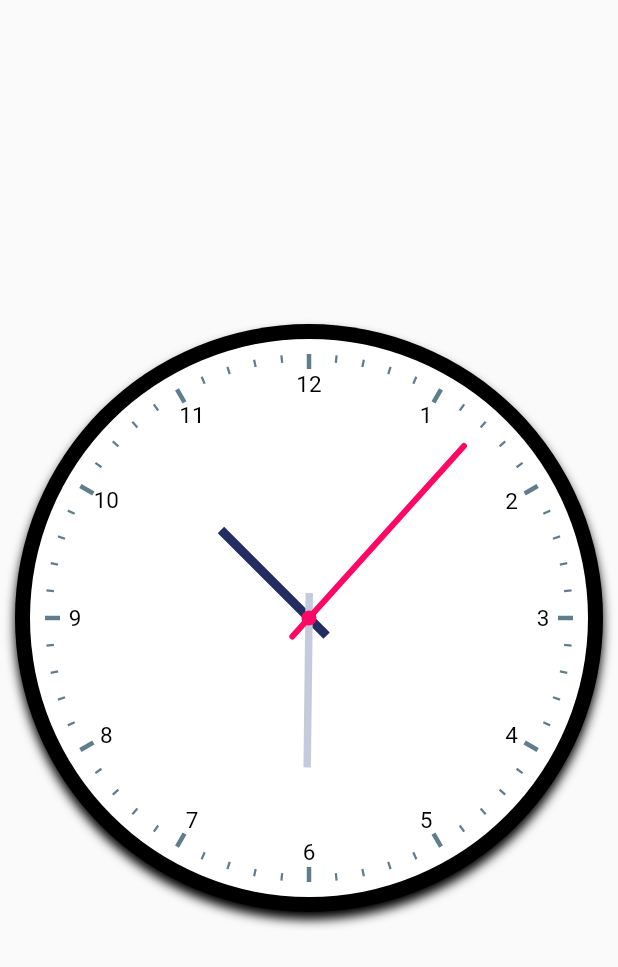
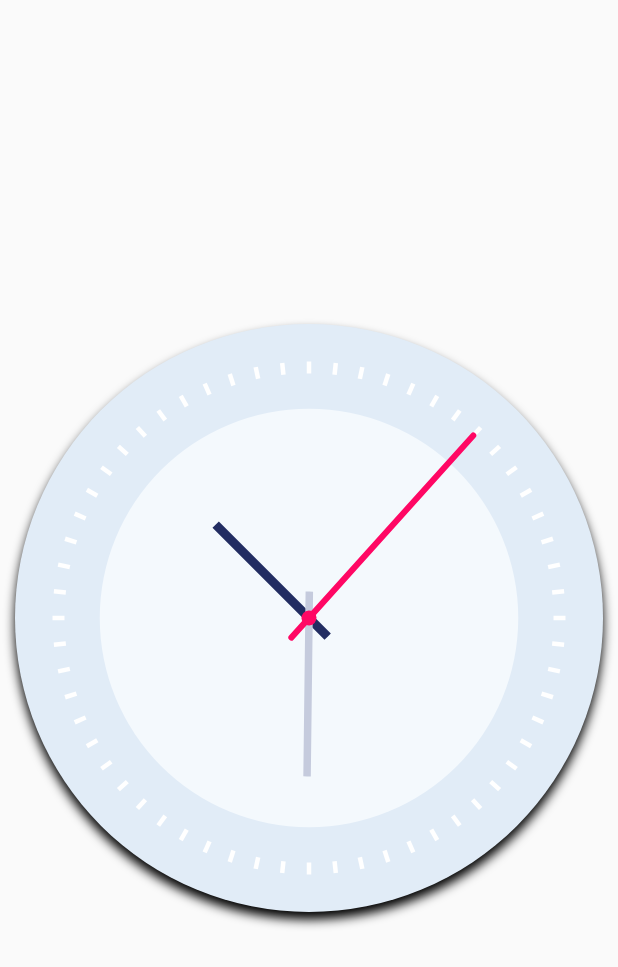
Before and after one commit to ajvelo/My-Alarm, a Flutter app: the screen it shows after launch, on a phone screen of 412 x 824 dp. Shown: the top 967 px of the screen. Run offline on Flutter 3.47's test engine with Material 2 defaults, Android fonts, the phone set to English and light mode, and no system bars.

Commit message:
Change UI of outer clock

```diff
--- a/my_alarm/lib/clock.dart
+++ b/my_alarm/lib/clock.dart
@@ -3,6 +3,9 @@ import 'dart:async';
 import 'package:my_alarm/clock_text.dart';
 import 'package:flutter/material.dart';
 import 'package:my_alarm/clock_face.dart';
+
+import 'clock_dial_painter.dart';
+import 'clock_hands.dart';
 
 typedef TimeProducer = DateTime Function();
 
@@ -13,7 +16,7 @@ class Clock extends StatefulWidget {
   final TimeProducer getCurrentTime;
   final Duration updateDuration;
 
-  Clock({this.circleColor = Colors.black,
+  Clock({this.circleColor = const Color(0xfffe1ecf7),
          this.clockText = ClockText.arabic,
          this.getCurrentTime = getSystemTime,
          this.updateDuration = const Duration(seconds: 1)});
@@ -74,11 +77,22 @@ class _Clock extends State<Clock> {
         ],
       ),
 
-      child: new ClockFace(
-          clockText : widget.clockText,
-          dateTime: dateTime,
-      ),
-
+      child: Stack(
+        children: <Widget>[
+          new ClockFace(
+            clockText: widget.clockText,
+            dateTime: dateTime,
+          ),
+          Container(
+            padding: EdgeInsets.all(25.0),
+            width: double.infinity,
+            child: new CustomPaint(
+              painter: new ClockDialPainter(clockText: widget.clockText),
+            ),
+          ),
+          new ClockHands(dateTime:dateTime),
+        ],
+      )
     );
   }
 }
--- a/my_alarm/lib/clock_dial_painter.dart
+++ b/my_alarm/lib/clock_dial_painter.dart
@@ -16,6 +16,9 @@ class ClockDialPainter extends CustomPainter{
   final TextPainter textPainter;
   final TextStyle textStyle;
 
+  final double tickLength = 8.0;
+  final double tickWidth = 3.0;
+
   final romanNumeralList= [ 'XII','I', 'II', 'III', 'IV', 'V', 'VI', 'VII', 'VIII', 'IX', 'X', 'XI'];
 
   ClockDialPainter({this.clockText = ClockText.roman})
@@ -30,7 +33,7 @@ class ClockDialPainter extends CustomPainter{
           fontSize: 15.0,
         )
   {
-    tickPaint.color= Colors.blueGrey;
+    tickPaint.color= Colors.white;
   }
 
   @override
@@ -45,36 +48,10 @@ class ClockDialPainter extends CustomPainter{
     for (var i = 0; i< 60; i++ ) {
 
       //make the length and stroke of the tick marker longer and thicker depending
-      tickMarkLength = i % 5 == 0 ? hourTickMarkLength: minuteTickMarkLength;
-      tickPaint.strokeWidth= i % 5 == 0 ? hourTickMarkWidth : minuteTickMarkWidth;
+      tickMarkLength = tickLength;
+      tickPaint.strokeWidth = tickWidth;
       canvas.drawLine(
           new Offset(0.0, -radius), new Offset(0.0, -radius+tickMarkLength), tickPaint);
-
-
-      //draw the text
-      if (i%5==0){
-        canvas.save();
-        canvas.translate(0.0, -radius+20.0);
-
-        textPainter.text= new TextSpan(
-          text: this.clockText==ClockText.roman?
-          '${romanNumeralList[i~/5]}'
-              :'${i == 0 ? 12 : i~/5}'
-          ,
-          style: textStyle,
-        );
-
-        //helps make the text painted vertically
-        canvas.rotate(-angle*i);
-
-        textPainter.layout();
-
-
-        textPainter.paint(canvas, new Offset(-(textPainter.width/2), -(textPainter.height/2)));
-
-        canvas.restore();
-
-      }
 
       canvas.rotate(angle);
     }
--- a/my_alarm/lib/clock_face.dart
+++ b/my_alarm/lib/clock_face.dart
@@ -1,7 +1,5 @@
 import 'package:my_alarm/clock_text.dart';
 import 'package:flutter/material.dart';
-import 'package:my_alarm/clock_dial_painter.dart';
-import 'package:my_alarm/clock_hands.dart';
 
 class ClockFace extends StatelessWidget{
 
@@ -12,35 +10,19 @@ class ClockFace extends StatelessWidget{
 
   @override
   Widget build(BuildContext context) {
-    return new Padding(
+    return Center(
+      child: new Padding(
         padding: const EdgeInsets.all(10.0),
         child: new AspectRatio(
-        aspectRatio: 1.0,
+          aspectRatio: 0.75,
           child: new Container(
             width: double.infinity,
             decoration: new BoxDecoration(
               shape: BoxShape.circle,
-            color: Colors.white,
-          ),
-
-          child: new Stack(
-            children: <Widget>[
-              //dial and numbers
-              new Container(
-                width: double.infinity,
-                height: double.infinity,
-                padding: const EdgeInsets.all(10.0),
-                child:new CustomPaint(
-                  painter: new ClockDialPainter(clockText: clockText),
+              color: Color(0xfff4f9fd),
             ),
           ),
-
-              new ClockHands(dateTime:dateTime),
-
-            ],
         ),
-        ),
-
       ),
     );
   }
--- a/my_alarm/lib/main.dart
+++ b/my_alarm/lib/main.dart
@@ -1,7 +1,5 @@
 import 'package:flutter/material.dart';
 import 'package:my_alarm/clock.dart';
-import 'package:my_alarm/clock_text.dart';
-
 
 void main() => runApp(new MyApp());
 
@@ -33,10 +31,7 @@ class AppClock extends StatelessWidget{
           mainAxisAlignment: MainAxisAlignment.center,
           children: <Widget>[
 
-            new Clock(
-                circleColor: Colors.black,
-                clockText: ClockText.arabic,
-            ),
+            new Clock(),
           ],
         ),
       ),
```
Lines whose indentation alone changed are shown as unchanged.
